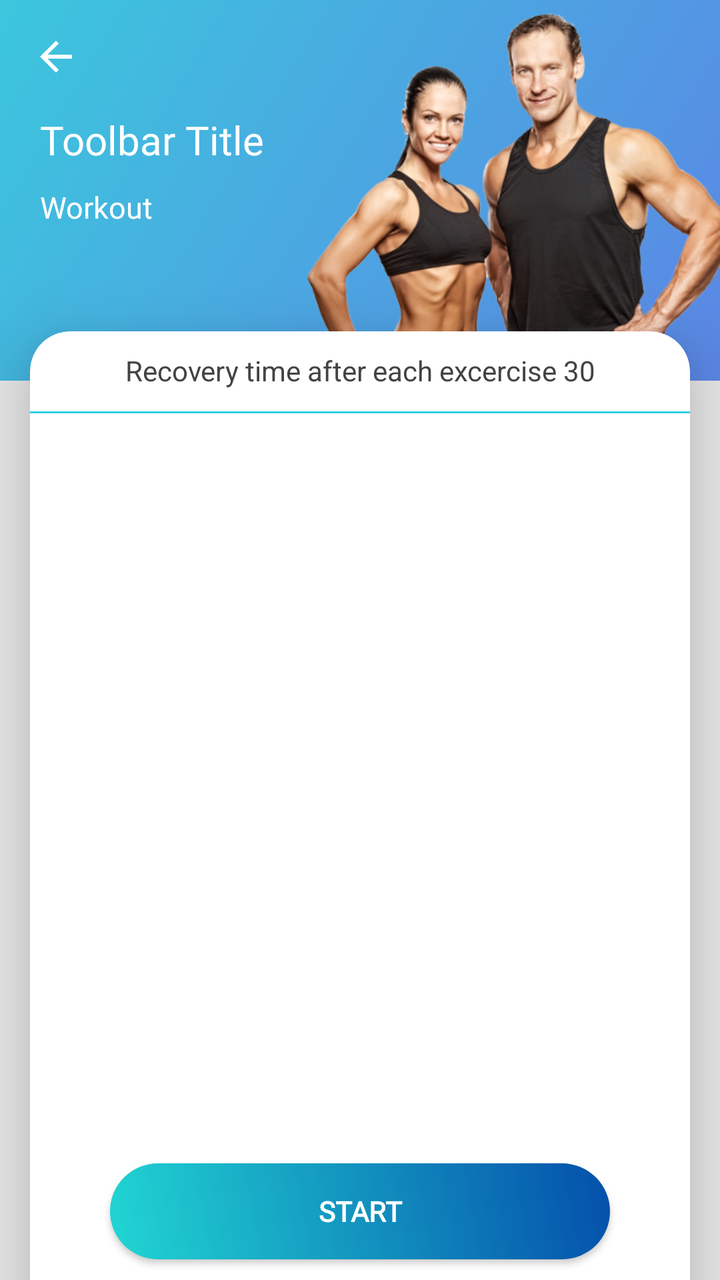
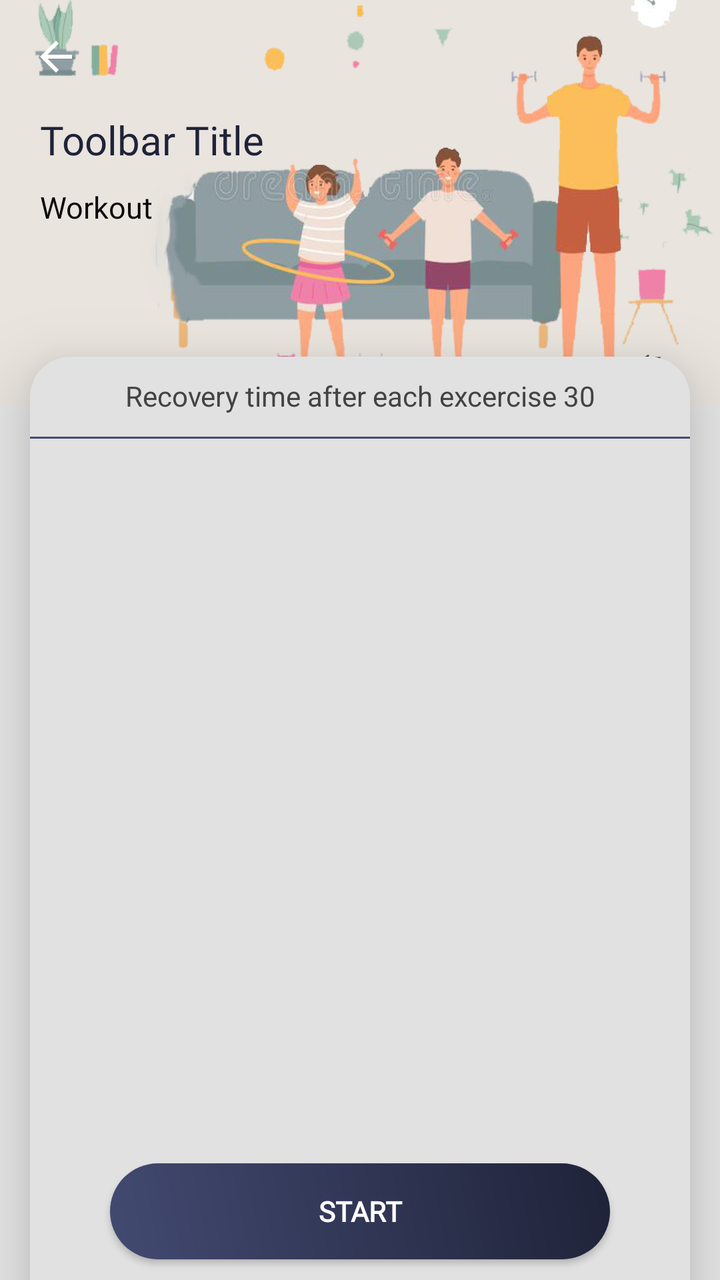

Before-and-after screenshots of an Android layout around one commit, followed by the original layout XML and the change that was made.
<!-- AndroidManifest.xml: application theme AppTheme -->
<!-- res/layout/day_layout.xml -->
<?xml version="1.0" encoding="utf-8"?>
<androidx.coordinatorlayout.widget.CoordinatorLayout xmlns:android="http://schemas.android.com/apk/res/android"
    xmlns:aapt="http://schemas.android.com/aapt"
    xmlns:app="http://schemas.android.com/apk/res-auto"
    android:layout_width="match_parent"
    android:layout_height="match_parent"
    android:background="@color/gray_color"
    android:orientation="vertical">

    <LinearLayout
        android:id="@+id/container"
        android:layout_width="match_parent"
        android:layout_height="match_parent"
        android:orientation="vertical">

        <com.google.android.material.appbar.AppBarLayout
            android:id="@+id/appBarLayout"
            android:layout_width="match_parent"
            android:layout_height="wrap_content"
            android:layout_marginTop="-30dp"
            android:background="@mipmap/workout_banner">


            <androidx.appcompat.widget.Toolbar
                android:id="@+id/mtoolbar"
                android:layout_width="match_parent"
                android:layout_height="match_parent"
                android:layout_gravity="center_vertical"
                android:layout_marginTop="30dp"
                android:gravity="center"
                android:theme="@style/myToolbarTheme"
                app:navigationIcon="?attr/homeAsUpIndicator">

                <TextView
                    android:id="@+id/mtoolbar_title"
                    android:layout_width="match_parent"
                    android:layout_height="match_parent"
                    android:fontFamily="@font/roboto_black"
                    android:gravity="start"
                    android:text="Toolbar Title"
                    android:textAlignment="textStart"
                    android:textColor="@color/white"
                    android:textSize="20sp"
                    android:visibility="gone" />
            </androidx.appcompat.widget.Toolbar>


            <TextView
                android:id="@+id/mtoolbar_title1"
                android:layout_width="match_parent"
                android:layout_height="match_parent"
                android:layout_marginLeft="@dimen/text_20"
                android:fontFamily="@font/roboto_black"
                android:gravity="start"
                android:text="Toolbar Title"
                android:textAlignment="textStart"
                android:textColor="@color/white"
                android:textSize="20sp" />

            <TextView
                android:id="@+id/title"
                android:layout_width="match_parent"
                android:layout_height="match_parent"
                android:layout_marginLeft="20dp"
                android:layout_marginTop="10dp"
                android:fontFamily="@font/gothic"
                android:text="Workout"
                android:textColor="@color/white"
                android:textSize="15sp" />
        </com.google.android.material.appbar.AppBarLayout>

        <androidx.cardview.widget.CardView
            android:id="@+id/cardviewone"

            android:layout_width="match_parent"
            android:layout_height="match_parent"
            android:layout_marginLeft="@dimen/text_15"
            android:layout_marginTop="-25dp"

            android:layout_marginBottom="-20dp"
            android:layout_marginRight="@dimen/text_15"
            android:orientation="horizontal"
            app:cardCornerRadius="20dp"
            app:cardElevation="20dip">

            <TextView
                android:layout_width="match_parent"
                android:textAlignment="center"
                android:layout_marginTop="10dp"
                android:textColor="@color/grey_calendar"
                android:text="Recovery time after each excercise 30"
                android:layout_height="wrap_content"/>
            <RelativeLayout
                android:layout_width="match_parent"
                android:layout_height="1dp"
                android:background="@color/colorPrimary"
                android:layout_marginTop="40dp"/>

            <androidx.recyclerview.widget.RecyclerView
                android:id="@+id/recyclerAllDaysList"
                android:layout_width="match_parent"
                android:layout_height="match_parent"
                android:layout_marginBottom="-30dp"
                android:background="@color/white"
                android:layout_marginRight="5dp"
                android:layout_marginLeft="10dp"
                android:layout_marginTop="45dp"
                app:layout_behavior="@string/appbar_scrolling_view_behavior" />

            <Button
                android:id="@+id/buttonTwo"
                android:layout_width="250dp"
                android:layout_height="wrap_content"
                android:layout_gravity="bottom|center_vertical|center_horizontal|center"
                android:layout_marginLeft="15dp"
                android:layout_marginTop="5dp"
                android:layout_marginRight="15dp"
                android:layout_marginBottom="30dp"
                android:background="@drawable/a3_grad"
                android:fontFamily="@font/robotomedium"
                android:text="@string/start"
                android:textColor="#fff"
                android:textStyle="bold" />
        </androidx.cardview.widget.CardView>
    </LinearLayout>
</androidx.coordinatorlayout.widget.CoordinatorLayout>
<!-- resources referenced by this layout -->
<resources>
  <color name="colorPrimary">#36D1DC</color>
  <color name="gray_color">#E6E6E6</color>
  <color name="grey_calendar">#434343</color>
  <color name="white">#ffffff</color>
  <dimen name="text_15">15sp</dimen>
  <dimen name="text_20">20sp</dimen>
  <!-- drawable a3_grad (drawable) -->
  <?xml version="1.0" encoding="utf-8"?>
  <shape xmlns:android="http://schemas.android.com/apk/res/android">
      <gradient
          android:angle="225"
          android:endColor="#21d6d3"
          android:startColor="#044fab" />
  
      <corners android:radius="200dp"/>
      
  </shape>
  <!-- mipmap workout_banner: png bitmap (mipmap-xhdpi, 248915 bytes) -->
  <string name="start">Start</string>
  <style name="myToolbarTheme" parent="@style/ThemeOverlay.AppCompat.Dark.ActionBar">
          <item name="colorControlNormal">@color/white</item>
      </style>
  <style name="AppTheme" parent="Theme.AppCompat.Light.DarkActionBar">
          
          <item name="colorPrimary">@color/colorPrimary</item>
          <item name="colorPrimaryDark">@color/colorPrimaryDark</item>
          <item name="colorAccent">@color/colorAccent</item>
      </style>
  <color name="colorPrimaryDark">#044fab</color>
  <color name="colorAccent">#03DAC5</color>
</resources>

<!-- the commit's change to res/layout/day_layout.xml (unified diff, before → after) -->
@@ -18,7 +18,7 @@
             android:layout_width="match_parent"
             android:layout_height="wrap_content"
             android:layout_marginTop="-30dp"
-            android:background="@mipmap/workout_banner">
+            android:background="@mipmap/workout_banner_newer">
 
 
             <androidx.appcompat.widget.Toolbar
@@ -39,7 +39,7 @@
                     android:gravity="start"
                     android:text="Toolbar Title"
                     android:textAlignment="textStart"
-                    android:textColor="@color/white"
+                    android:textColor="@color/black"
                     android:textSize="20sp"
                     android:visibility="gone" />
             </androidx.appcompat.widget.Toolbar>
@@ -54,7 +54,7 @@
                 android:gravity="start"
                 android:text="Toolbar Title"
                 android:textAlignment="textStart"
-                android:textColor="@color/white"
+                android:textColor="@color/colorPrimaryDark"
                 android:textSize="20sp" />
 
             <TextView
@@ -65,21 +65,20 @@
                 android:layout_marginTop="10dp"
                 android:fontFamily="@font/gothic"
                 android:text="Workout"
-                android:textColor="@color/white"
+                android:textColor="@color/colorBlack"
                 android:textSize="15sp" />
         </com.google.android.material.appbar.AppBarLayout>
 
         <androidx.cardview.widget.CardView
             android:id="@+id/cardviewone"
-
             android:layout_width="match_parent"
             android:layout_height="match_parent"
             android:layout_marginLeft="@dimen/text_15"
             android:layout_marginTop="-25dp"
-
             android:layout_marginBottom="-20dp"
             android:layout_marginRight="@dimen/text_15"
             android:orientation="horizontal"
+            app:cardBackgroundColor="#e1e1e1"
             app:cardCornerRadius="20dp"
             app:cardElevation="20dip">
 
@@ -101,7 +100,7 @@
                 android:layout_width="match_parent"
                 android:layout_height="match_parent"
                 android:layout_marginBottom="-30dp"
-                android:background="@color/white"
+                android:background="#e1e1e1"
                 android:layout_marginRight="5dp"
                 android:layout_marginLeft="10dp"
                 android:layout_marginTop="45dp"
<!-- resource entries referenced after the edit -->
@@ -1,6 +1,8 @@
 <!-- resources referenced by this layout -->
 <resources>
-  <color name="colorPrimary">#36D1DC</color>
+  <color name="black">#000000</color>
+  <color name="colorBlack">#090909</color>
+  <color name="colorPrimary">#434A71</color>
   <color name="gray_color">#E6E6E6</color>
   <color name="grey_calendar">#434343</color>
   <color name="white">#ffffff</color>
@@ -9,15 +11,15 @@
   <!-- drawable a3_grad (drawable) -->
   <?xml version="1.0" encoding="utf-8"?>
   <shape xmlns:android="http://schemas.android.com/apk/res/android">
-      <gradient
-          android:angle="225"
-          android:endColor="#21d6d3"
-          android:startColor="#044fab" />
+  <gradient
+      android:angle="225"
+      android:endColor="#434A71"
+      android:startColor="#1F2339" />
   
-      <corners android:radius="200dp"/>
-      
+  <corners android:radius="200dp"/>
+  
   </shape>
-  <!-- mipmap workout_banner: png bitmap (mipmap-xhdpi, 248915 bytes) -->
+  <!-- mipmap workout_banner_newer: png bitmap (mipmap-xhdpi, 121237 bytes) -->
   <string name="start">Start</string>
   <style name="myToolbarTheme" parent="@style/ThemeOverlay.AppCompat.Dark.ActionBar">
           <item name="colorControlNormal">@color/white</item>
@@ -28,7 +30,7 @@
           <item name="colorPrimaryDark">@color/colorPrimaryDark</item>
           <item name="colorAccent">@color/colorAccent</item>
       </style>
-  <color name="colorPrimaryDark">#044fab</color>
-  <color name="colorAccent">#03DAC5</color>
+  <color name="colorPrimaryDark">#1F2339</color>
+  <color name="colorAccent">#1F2339</color>
 </resources>
 
